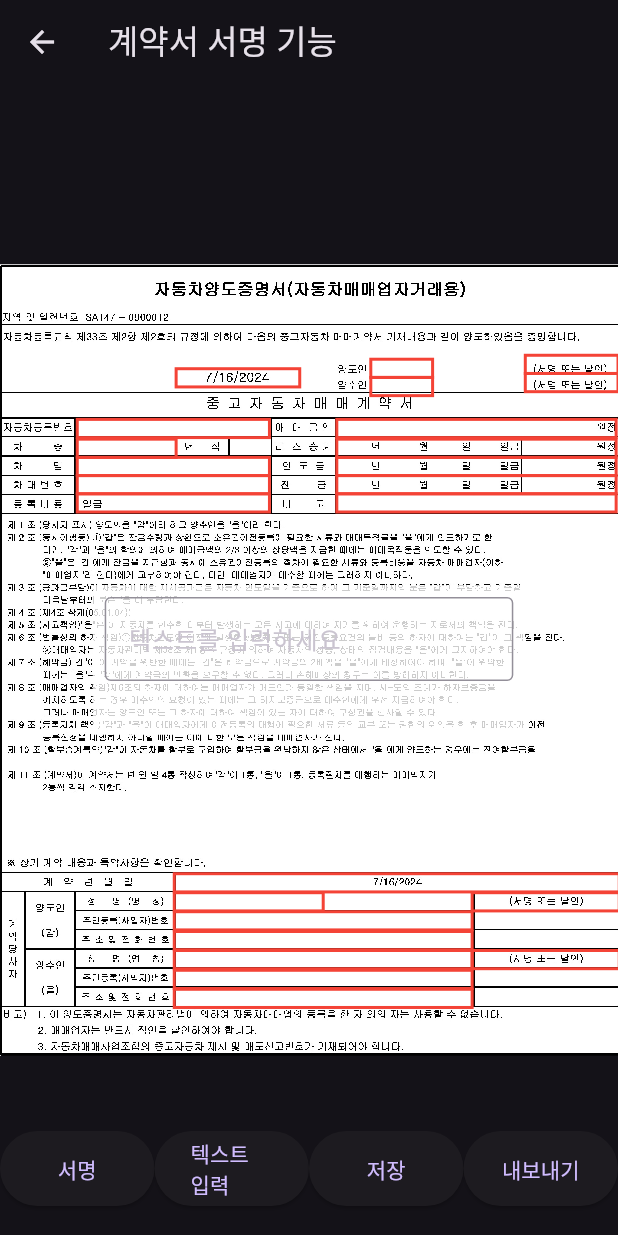
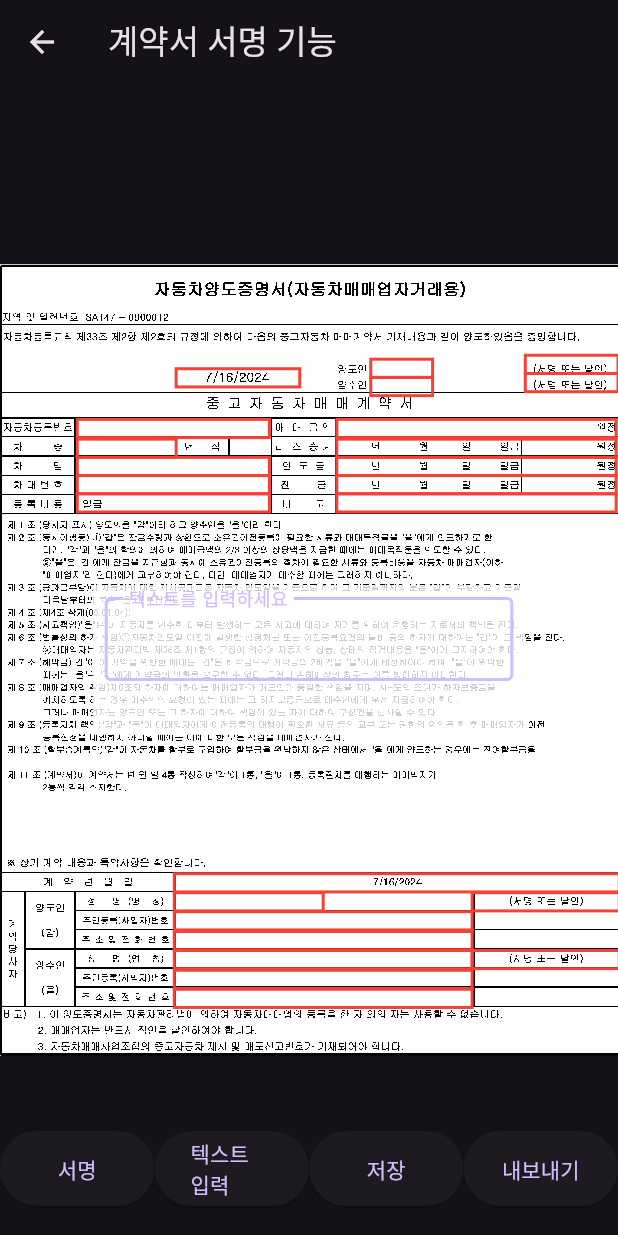
Before and after one commit to emptybiin/fastdealer, a Flutter app: the ContractFeatureDebug screen opened directly, item 2 of the bottom bar chosen, after a tap on "텍스트 입력", on a phone screen of 412 x 824 dp. Run offline on Flutter 3.47's test engine with Material 3 defaults, Android fonts, the phone set to English and light mode, and no system bars; our stand-ins replace share_plus, signature; missing offline and left inert: excel.

Commit message:
텍스트 입력 버튼 클릭 시 키보드 올라오는 기능

```diff
--- a/lib/features/contract_debug.dart
+++ b/lib/features/contract_debug.dart
@@ -25,22 +25,22 @@ class ContractFeatureDebug extends StatefulWidget {
   @override
   _ContractFeatureDebugState createState() => _ContractFeatureDebugState();
 }
-
 class _ContractFeatureDebugState extends State<ContractFeatureDebug> {
   SignatureController _controller = SignatureController(
     penStrokeWidth: 5,
     penColor: Colors.black,
-    exportBackgroundColor: Colors.transparent, // Use transparent background
+    exportBackgroundColor: Colors.transparent,
   );
 
   ui.Image? contractImage;
-  ui.Image? combinedImage; // Initialize combinedImage
+  ui.Image? combinedImage;
   bool isImageLoaded = false;
   bool isSignatureMode = false;
   bool isTextInputMode = false;
 
   Rect? selectedArea;
   TextEditingController textEditingController = TextEditingController();
+  FocusNode textFocusNode = FocusNode(); // Add a FocusNode
   List<CustomRect> predefinedAreas = [];
   double signatureHeight = 0.0;
 
@@ -219,6 +219,7 @@ class _ContractFeatureDebugState extends State<ContractFeatureDebug> {
       }
     });
   }
+
   @override
   Widget build(BuildContext context) {
     return Scaffold(
@@ -227,7 +228,6 @@ class _ContractFeatureDebugState extends State<ContractFeatureDebug> {
       ),
       body: Stack(
         children: [
-          // Main contract image and interaction area
           if (isImageLoaded)
             GestureDetector(
               onTapDown: (details) {
@@ -259,15 +259,14 @@ class _ContractFeatureDebugState extends State<ContractFeatureDebug> {
                 ),
               ),
             ),
-          // Centered signature or text input area
           if (isSignatureMode || isTextInputMode)
             Center(
               child: Container(
-                color: Colors.white.withOpacity(0.8), // Optional: semi-transparent background
-                width: MediaQuery.of(context).size.width*0.7, // Full screen width
+                color: Colors.white.withOpacity(0.8),
+                width: MediaQuery.of(context).size.width*0.7,
                 height: isSignatureMode
                     ? MediaQuery.of(context).size.width*1.5 * ((selectedArea?.height ?? 1) / (selectedArea?.width ?? 1))
-                    : 100, // Calculate height based on aspect ratio
+                    : 100,
                 child: isSignatureMode
                     ? Signature(
                   controller: _controller,
@@ -277,15 +276,16 @@ class _ContractFeatureDebugState extends State<ContractFeatureDebug> {
                   padding: const EdgeInsets.all(8.0),
                   child: TextField(
                     controller: textEditingController,
+                    focusNode: textFocusNode, // Assign the FocusNode
                     decoration: InputDecoration(
                       border: OutlineInputBorder(),
                       labelText: '텍스트를 입력하세요',
                     ),
+                    autofocus: true, // Automatically focus the TextField
                   ),
                 ),
               ),
             ),
-          // Buttons at the bottom of the screen
           Positioned(
             bottom: 20,
             left: 0,
@@ -310,6 +310,10 @@ class _ContractFeatureDebugState extends State<ContractFeatureDebug> {
                       setState(() {
                         isTextInputMode = true;
                         isSignatureMode = false;
+                      });
+                      // Request focus on the TextField
+                      Future.delayed(Duration(milliseconds: 100), () {
+                        FocusScope.of(context).requestFocus(textFocusNode);
                       });
                     },
                     child: Text('텍스트 입력'),
@@ -343,6 +347,7 @@ class _ContractFeatureDebugState extends State<ContractFeatureDebug> {
       ),
     );
   }
+
 }class ContractPainter extends CustomPainter {
   final ui.Image contractImage;
   final List<CustomRect> predefinedAreas;
```
